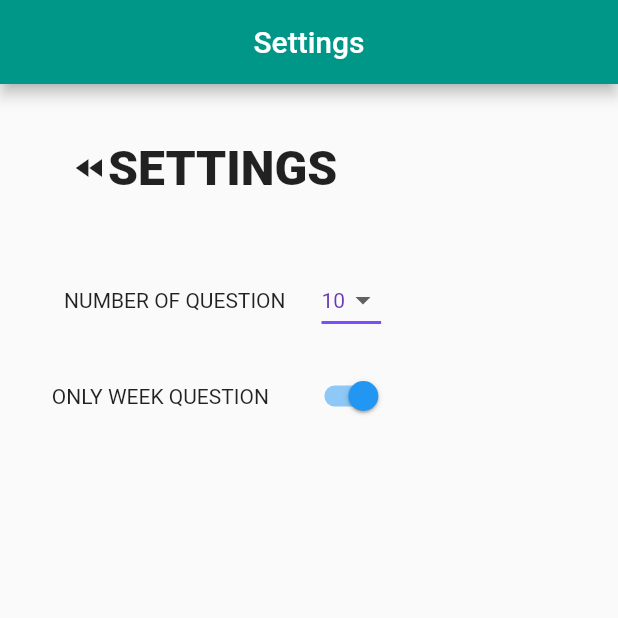
After one commit to JobInterviewPractice/job_interview_practice, a Flutter app: the screen it shows after launch, after a tap on "Setting", on a phone screen of 412 x 824 dp, the top half of it. The commit adds this screen. Run offline on Flutter 3.47's test engine with Material 2 defaults, Android fonts, the phone set to English and light mode, and no system bars.

Commit message:
make setting page

```diff
--- a/lib/main.dart
+++ b/lib/main.dart
@@ -1,10 +1,12 @@
 import 'package:flutter/material.dart';
 import 'question.dart';
+import 'setting.dart';
 void main() {
   runApp(MyApp());
 }
 
 QuizBrain quizBrain = QuizBrain();
+SettingPage setting = SettingPage();
 
 class MyApp extends StatelessWidget {
   @override
@@ -36,6 +38,7 @@ class MyApp extends StatelessWidget {
       routes: <String, WidgetBuilder> {
         '/start_page': (BuildContext context) => StartPage(),
         '/edit_page': (BuildContext context) => EditPage(),
+        '/setting_page': (BuildContext context) => setting,
       },
     );
   }
@@ -62,6 +65,11 @@ class AppPage extends StatelessWidget {
                   'Edit',
                 ),
               ),
+              RaisedButton(
+                textColor: Color(0xFF6200EE),
+                onPressed: ()  => Navigator.of(context).pushNamed("/setting_page"),
+                child: Text("Setting"),
+              )
             ],
           ),
         ),
--- /dev/null
+++ b/lib/setting.dart
@@ -0,0 +1,131 @@
+
+import 'package:flutter/material.dart';
+
+
+
+class SettingPage extends StatefulWidget {
+  SettingPage({Key key}) : super(key: key);
+
+  @override
+  _SettingPageState createState() => _SettingPageState();
+}
+
+/// This is the private State class that goes with MyStatefulWidget.
+class _SettingPageState extends State<SettingPage> {
+  String dropdownValue = '10';
+  int count = 1;
+      List<bool> _values = [true];
+  @override
+  Widget build(BuildContext context) {
+    return Scaffold(
+      appBar: AppBar(
+        leading: Text(""),
+        backgroundColor: Colors.teal,
+        title: Container(
+          margin: EdgeInsets.only(right: 56.0),
+          child: Center(
+            child: Text(
+              'Settings',
+              style: TextStyle(
+                fontSize: 20,
+              ),
+            ),
+          ),
+        ),
+      ),
+      body: Row(
+        children: [
+          Column(
+            children: [
+              Column(
+                children: [
+                  Container(
+                    padding: EdgeInsets.all(32.0),
+                    child: FlatButton(
+                      onPressed: () => Navigator.of(context).pop(),
+                      child: Row(
+                        children: [
+                          Icon(Icons.fast_rewind),
+                          Text(
+                            'SETTINGS',
+                            style: TextStyle(
+                              fontSize: 32,
+                              fontWeight: FontWeight.w900,
+                            ),
+                          ),
+                        ],
+                      ),
+                    ),
+                  ),
+                  Row(
+                    children: [
+                      Padding(
+                        padding: const EdgeInsets.all(24.0),
+                        child: Container(
+                          child:
+
+                          Text(
+                              "NUMBER OF QUESTION"
+                          ),
+                        ),
+                      ),
+    DropdownButton<String>(
+    value: dropdownValue,
+    elevation: 16,
+    style: TextStyle(color: Colors.deepPurple),
+    underline: Container(
+    height: 2,
+    color: Colors.deepPurpleAccent,
+    ),
+    onChanged: (String newValue) {
+    setState(() {
+    dropdownValue = newValue;
+    });
+    },
+    items: <String>['10', '20', '30', '40']
+                .map<DropdownMenuItem<String>>((String value) {
+    return DropdownMenuItem<String>(
+    value: value,
+    child: Text(value),
+    );
+    }).toList(),
+    )
+
+                    ],
+                  ),
+
+Row(
+    children: [
+    Padding(
+    padding: const EdgeInsets.all(24.0),
+    child: Container(
+    child:
+    Text(
+    "ONLY WEEK QUESTION"
+    ),
+    ),
+    ),
+      Switch(value: _values[0],
+          onChanged: (value){
+          setState((){
+           _values[0] = value;
+    });})
+      ],
+
+
+)
+
+
+
+
+
+
+                ],
+              ),
+            ],
+          ),
+        ],
+      ),
+    );
+  }
+    }
```
